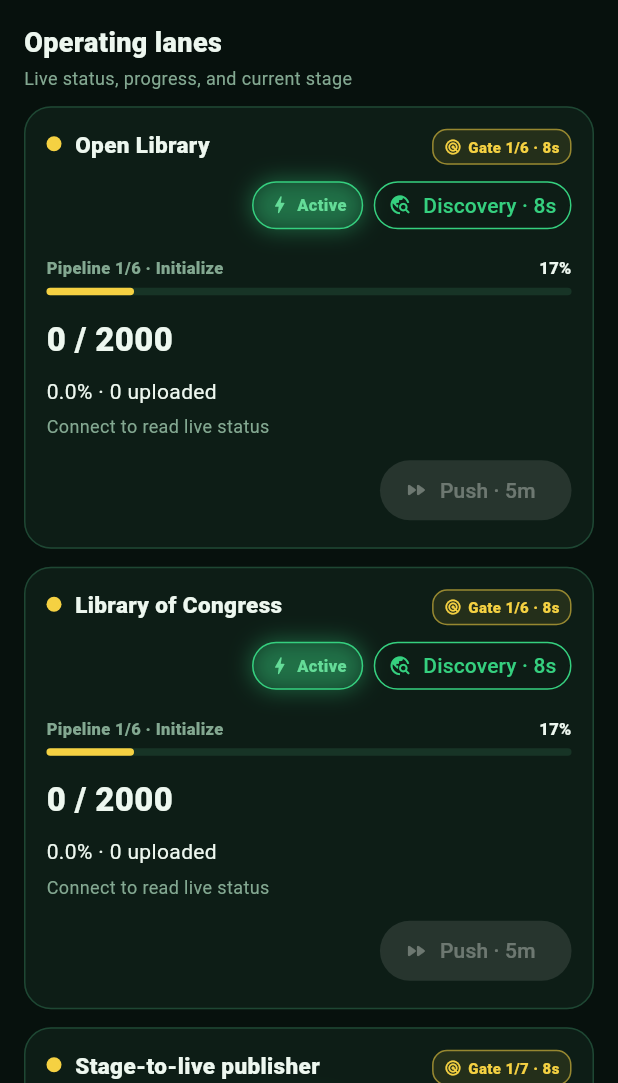
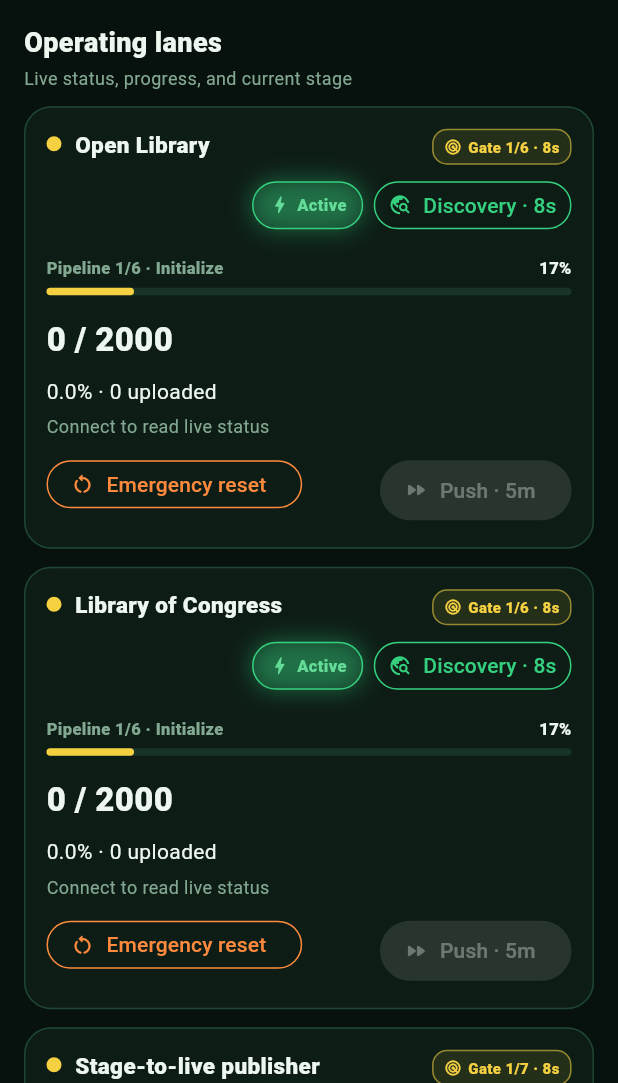
Before and after one commit to jesusnewapp/sweeper-v2, a Flutter app: the screen it shows after launch, scrolled down 576 dp, on a phone screen of 412 x 824 dp, the part 153-1236 px from its top. Run offline on Flutter 3.47's test engine with Material 3 defaults, Android fonts, the phone set to English and light mode, and no system bars; our stand-ins replace just_audio, shared_preferences, video_player; network calls fail.

Commit message:
Add per-lane emergency reset control

```diff
--- a/goodies/developer_interface/flutter/lib/main.dart
+++ b/goodies/developer_interface/flutter/lib/main.dart
@@ -529,6 +529,8 @@
                                   stageObservation:
                                       _stageObservations[model.id],
                                   now: _clock,
+                                  onEmergencyReset: () =>
+                                      _sendAction('reset', laneId: model.id),
                                   onPush: () =>
                                       _sendAction('push', laneId: model.id),
                                 ),
@@ -1433,12 +1435,14 @@
     required this.observation,
     required this.stageObservation,
     required this.now,
+    this.onEmergencyReset,
     required this.onPush,
   });
   final ModelView model;
   final ProgressObservation? observation;
   final StageObservation? stageObservation;
   final DateTime now;
+  final VoidCallback? onEmergencyReset;
   final VoidCallback onPush;
 
   Color get color => switch (model.health) {
@@ -1972,9 +1976,28 @@
               style: const TextStyle(fontSize: 12, color: Color(0xff83a891)),
             ),
             const SizedBox(height: 10),
-            Align(
-              alignment: Alignment.bottomRight,
-              child: Tooltip(
+            Wrap(
+              alignment: WrapAlignment.spaceBetween,
+              runAlignment: WrapAlignment.spaceBetween,
+              spacing: 8,
+              runSpacing: 8,
+              children: [
+                Tooltip(
+                  message:
+                      'Request an immediate, receipt-preserving lane reset',
+                  child: OutlinedButton.icon(
+                    key: ValueKey('emergency-reset-${model.id}'),
+                    onPressed: onEmergencyReset,
+                    icon: const Icon(Icons.restart_alt_rounded, size: 16),
+                    label: const Text('Emergency reset'),
+                    style: OutlinedButton.styleFrom(
+                      foregroundColor: const Color(0xffff8a3d),
+                      side: const BorderSide(color: Color(0xffff8a3d)),
+                      visualDensity: VisualDensity.compact,
+                    ),
+                  ),
+                ),
+                Tooltip(
                   message: pushReady
                       ? 'Request the next canonical stage for this lane'
                       : 'Available after five minutes with no counter movement',
@@ -2000,6 +2023,7 @@
                     ),
                   ),
                 ),
+              ],
             ),
           ],
         ),
```
Lines whose indentation alone changed are shown as unchanged.
